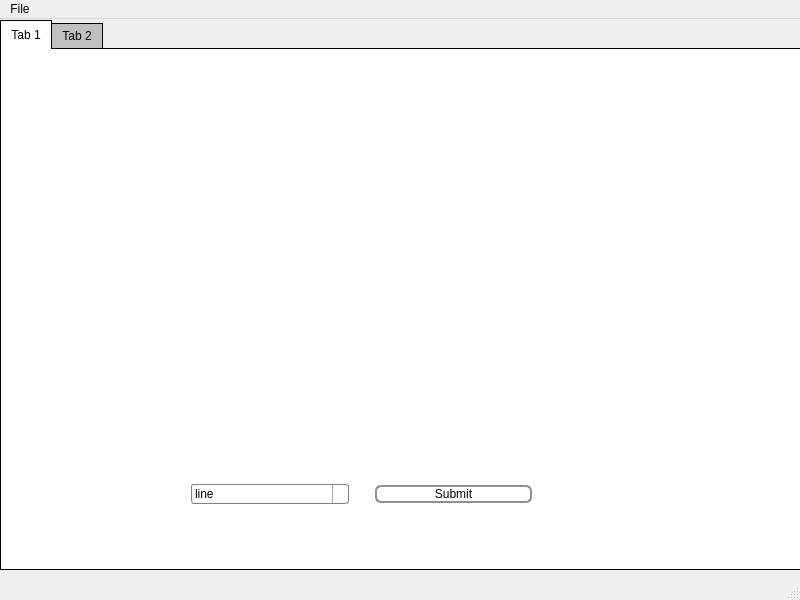
Old version of the form mainwindow.ui in the repository MohabGhobashy/Active-contour--Hough-transform-implementation.
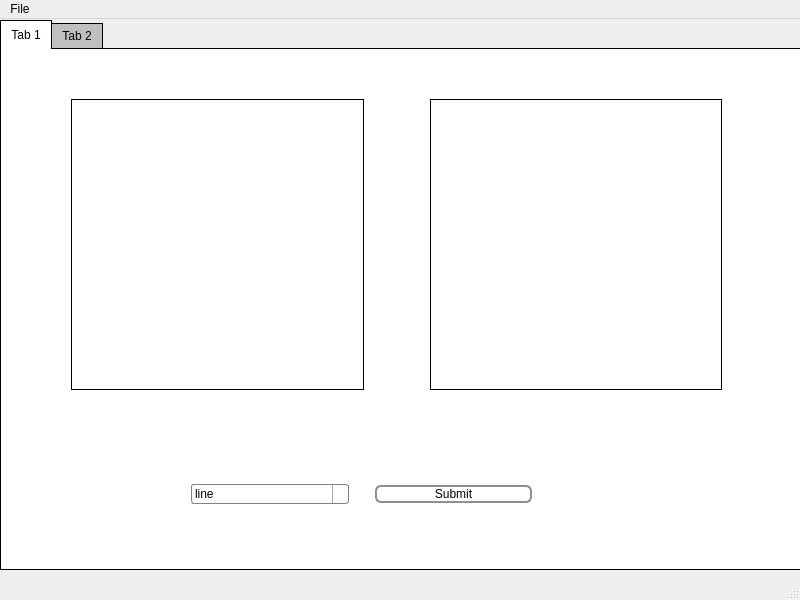
New version of the form. Icons and pictures are not drawn.

Patch:
```diff
--- a/mainwindow.ui
+++ b/mainwindow.ui
@@ -10,6 +10,12 @@
     <height>600</height>
    </rect>
   </property>
+  <property name="maximumSize">
+   <size>
+    <width>800</width>
+    <height>600</height>
+   </size>
+  </property>
   <property name="windowTitle">
    <string>MainWindow</string>
   </property>
@@ -272,9 +278,9 @@
      <widget class="QWidget" name="layoutWidget">
       <property name="geometry">
        <rect>
-        <x>40</x>
+        <x>70</x>
         <y>50</y>
-        <width>731</width>
+        <width>651</width>
         <height>291</height>
        </rect>
       </property>
@@ -283,6 +289,11 @@
         <layout class="QVBoxLayout" name="verticalLayout_2">
          <item>
           <widget class="QLabel" name="originalImg">
+           <property name="styleSheet">
+            <string notr="true">QLabel {
+    border: 1px solid #000000; 
+}</string>
+           </property>
            <property name="text">
             <string/>
            </property>
@@ -300,7 +311,7 @@
          </property>
          <property name="sizeHint" stdset="0">
           <size>
-           <width>40</width>
+           <width>60</width>
            <height>20</height>
           </size>
          </property>
@@ -309,7 +320,12 @@
        <item>
         <layout class="QVBoxLayout" name="verticalLayout_3">
          <item>
-          <widget class="QLabel" name="filteredImg">
+          <widget class="QLabel" name="outputImg">
+           <property name="styleSheet">
+            <string notr="true">QLabel {
+    border: 1px solid #000000; 
+}</string>
+           </property>
            <property name="text">
             <string/>
            </property>
```
Left out of the diff: 6 changed lines with no effect on the pictures.
